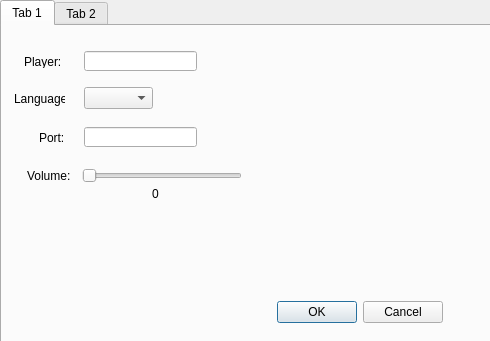
Old version of the form gui/optiondialog.ui in the repository pfriesch/qtMauMau.
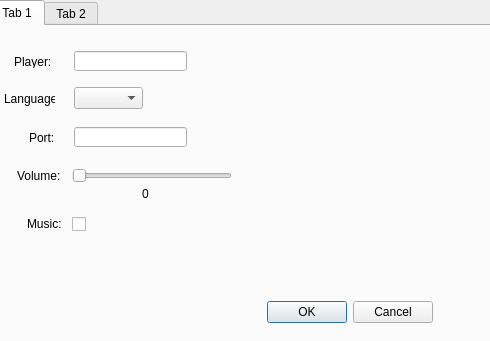
New version of the form.

```diff
--- a/gui/optiondialog.ui
+++ b/gui/optiondialog.ui
@@ -19,7 +19,7 @@
   <widget class="QTabWidget" name="tabWidget">
    <property name="geometry">
     <rect>
-     <x>0</x>
+     <x>-10</x>
      <y>0</y>
      <width>511</width>
      <height>351</height>
@@ -168,6 +168,32 @@
       <set>QDialogButtonBox::Cancel|QDialogButtonBox::Ok</set>
      </property>
     </widget>
+    <widget class="QCheckBox" name="musicCb">
+     <property name="geometry">
+      <rect>
+       <x>80</x>
+       <y>190</y>
+       <width>21</width>
+       <height>17</height>
+      </rect>
+     </property>
+     <property name="text">
+      <string/>
+     </property>
+    </widget>
+    <widget class="QLabel" name="musicLb">
+     <property name="geometry">
+      <rect>
+       <x>35</x>
+       <y>190</y>
+       <width>41</width>
+       <height>16</height>
+      </rect>
+     </property>
+     <property name="text">
+      <string>Music:</string>
+     </property>
+    </widget>
    </widget>
    <widget class="QWidget" name="carddeck">
     <attribute name="title">
```
